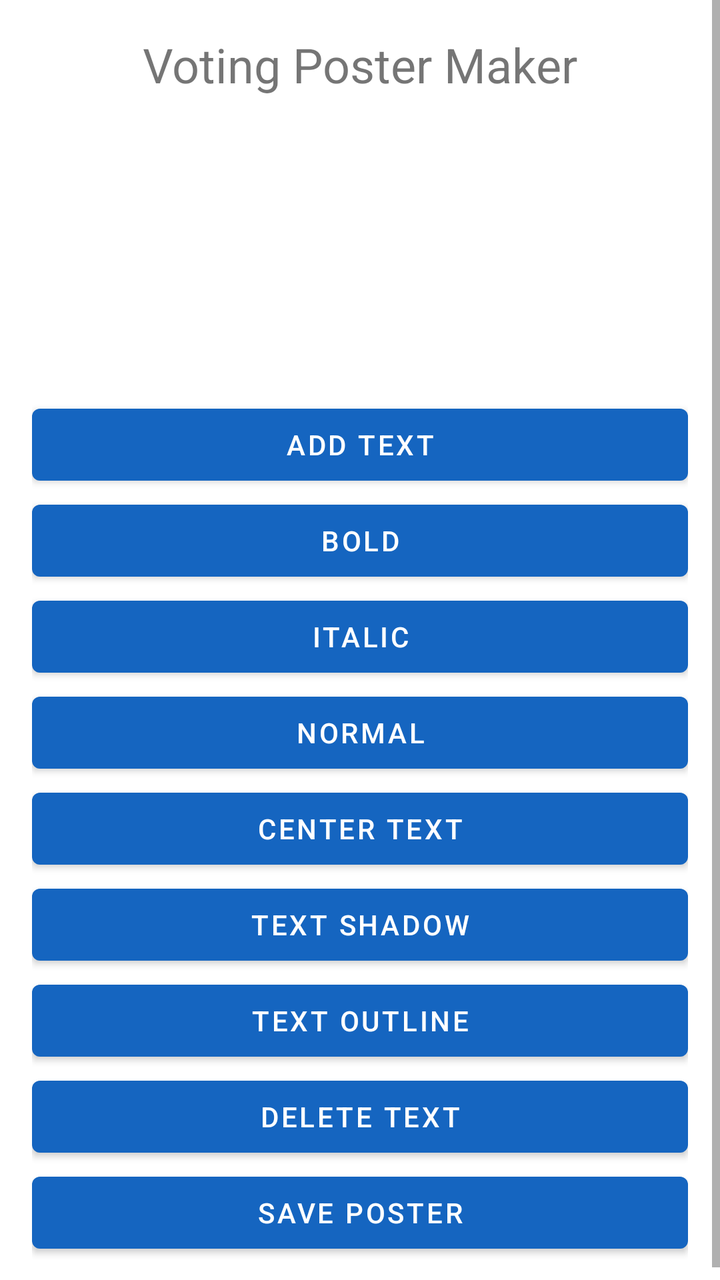
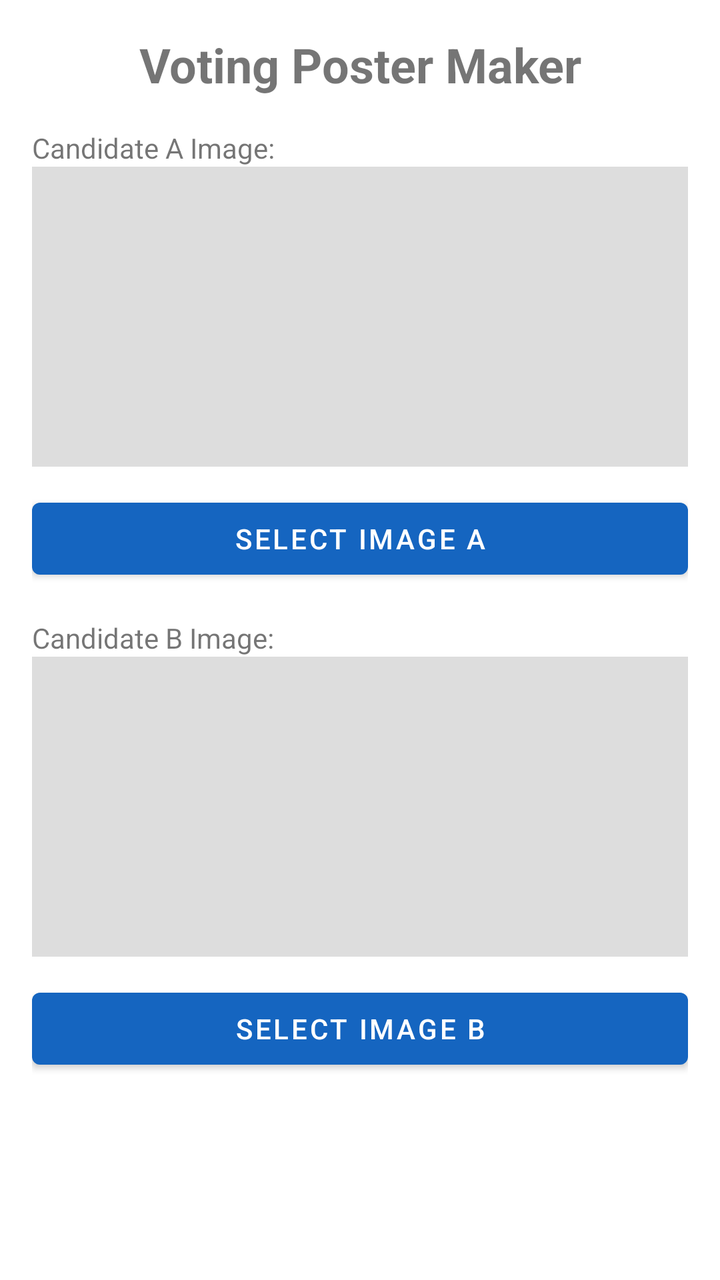

Screens rendered from an Android XML layout before and after an edit, with the pre-edit source and the edit as a unified diff.
<!-- AndroidManifest.xml: application theme AppTheme -->
<!-- res/layout/activity_main.xml -->
<?xml version="1.0" encoding="utf-8"?>
<ScrollView
xmlns:android="http://schemas.android.com/apk/res/android"
android:layout_width="match_parent"
android:layout_height="match_parent">

<LinearLayout
android:orientation="vertical"
android:padding="16dp"
android:layout_width="match_parent"
android:layout_height="wrap_content">


<TextView
android:text="Voting Poster Maker"
android:textSize="24sp"
android:gravity="center"
android:layout_width="match_parent"
android:layout_height="wrap_content"/>


<ImageView
android:id="@+id/imageA"
android:layout_width="match_parent"
android:layout_height="150dp"/>


<Button
android:id="@+id/addTextButton"
android:text="Add Text"
android:layout_width="match_parent"
android:layout_height="wrap_content"/>


<Button
android:id="@+id/boldButton"
android:text="Bold"
android:layout_width="match_parent"
android:layout_height="wrap_content"/>


<Button
android:id="@+id/italicButton"
android:text="Italic"
android:layout_width="match_parent"
android:layout_height="wrap_content"/>


<Button
android:id="@+id/normalButton"
android:text="Normal"
android:layout_width="match_parent"
android:layout_height="wrap_content"/>


<Button
android:id="@+id/centerButton"
android:text="Center Text"
android:layout_width="match_parent"
android:layout_height="wrap_content"/>


<Button
android:id="@+id/shadowButton"
android:text="Text Shadow"
android:layout_width="match_parent"
android:layout_height="wrap_content"/>


<Button
android:id="@+id/outlineButton"
android:text="Text Outline"
android:layout_width="match_parent"
android:layout_height="wrap_content"/>


<Button
android:id="@+id/deleteTextButton"
android:text="Delete Text"
android:layout_width="match_parent"
android:layout_height="wrap_content"/>


<Button
android:id="@+id/saveButton"
android:text="Save Poster"
android:layout_width="match_parent"
android:layout_height="wrap_content"/>


</LinearLayout>

</ScrollView>
<!-- resources referenced by this layout -->
<resources>
  <style name="AppTheme" parent="Theme.MaterialComponents.DayNight.NoActionBar">
          <item name="colorPrimary">#1565C0</item>
          <item name="colorPrimaryVariant">#0D47A1</item>
          <item name="colorSecondary">#26A69A</item>
      </style>
</resources>

<!-- the commit's change to res/layout/activity_main.xml (unified diff, before → after) -->
@@ -1,93 +1,62 @@
 <?xml version="1.0" encoding="utf-8"?>
 <ScrollView
-xmlns:android="http://schemas.android.com/apk/res/android"
-android:layout_width="match_parent"
-android:layout_height="match_parent">
+    xmlns:android="http://schemas.android.com/apk/res/android"
+    android:layout_width="match_parent"
+    android:layout_height="match_parent">
 
-<LinearLayout
-android:orientation="vertical"
-android:padding="16dp"
-android:layout_width="match_parent"
-android:layout_height="wrap_content">
+    <LinearLayout
+        android:orientation="vertical"
+        android:padding="16dp"
+        android:layout_width="match_parent"
+        android:layout_height="wrap_content">
 
+        <TextView
+            android:text="Voting Poster Maker"
+            android:textSize="24sp"
+            android:textStyle="bold"
+            android:gravity="center"
+            android:layout_marginBottom="16dp"
+            android:layout_width="match_parent"
+            android:layout_height="wrap_content"/>
 
-<TextView
-android:text="Voting Poster Maker"
-android:textSize="24sp"
-android:gravity="center"
-android:layout_width="match_parent"
-android:layout_height="wrap_content"/>
+        <TextView
+            android:text="Candidate A Image:"
+            android:layout_width="match_parent"
+            android:layout_height="wrap_content"/>
 
+        <ImageView
+            android:id="@+id/imageA"
+            android:layout_width="match_parent"
+            android:layout_height="150dp"
+            android:scaleType="centerCrop"
+            android:background="#DDDDDD"
+            android:layout_marginBottom="12dp"/>
 
-<ImageView
-android:id="@+id/imageA"
-android:layout_width="match_parent"
-android:layout_height="150dp"/>
+        <Button
+            android:id="@+id/addButton"
+            android:text="Select Image A"
+            android:layout_width="match_parent"
+            android:layout_height="wrap_content"
+            android:layout_marginBottom="16dp"/>
 
+        <TextView
+            android:text="Candidate B Image:"
+            android:layout_width="match_parent"
+            android:layout_height="wrap_content"/>
 
-<Button
-android:id="@+id/addTextButton"
-android:text="Add Text"
-android:layout_width="match_parent"
-android:layout_height="wrap_content"/>
+        <ImageView
+            android:id="@+id/imageB"
+            android:layout_width="match_parent"
+            android:layout_height="150dp"
+            android:scaleType="centerCrop"
+            android:background="#DDDDDD"
+            android:layout_marginBottom="12dp"/>
 
+        <Button
+            android:id="@+id/addBButton"
+            android:text="Select Image B"
+            android:layout_width="match_parent"
+            android:layout_height="wrap_content"/>
 
-<Button
-android:id="@+id/boldButton"
-android:text="Bold"
-android:layout_width="match_parent"
-android:layout_height="wrap_content"/>
-
-
-<Button
-android:id="@+id/italicButton"
-android:text="Italic"
-android:layout_width="match_parent"
-android:layout_height="wrap_content"/>
-
-
-<Button
-android:id="@+id/normalButton"
-android:text="Normal"
-android:layout_width="match_parent"
-android:layout_height="wrap_content"/>
-
-
-<Button
-android:id="@+id/centerButton"
-android:text="Center Text"
-android:layout_width="match_parent"
-android:layout_height="wrap_content"/>
-
-
-<Button
-android:id="@+id/shadowButton"
-android:text="Text Shadow"
-android:layout_width="match_parent"
-android:layout_height="wrap_content"/>
-
-
-<Button
-android:id="@+id/outlineButton"
-android:text="Text Outline"
-android:layout_width="match_parent"
-android:layout_height="wrap_content"/>
-
-
-<Button
-android:id="@+id/deleteTextButton"
-android:text="Delete Text"
-android:layout_width="match_parent"
-android:layout_height="wrap_content"/>
-
-
-<Button
-android:id="@+id/saveButton"
-android:text="Save Poster"
-android:layout_width="match_parent"
-android:layout_height="wrap_content"/>
-
-
-</LinearLayout>
-
+    </LinearLayout>
 </ScrollView>
